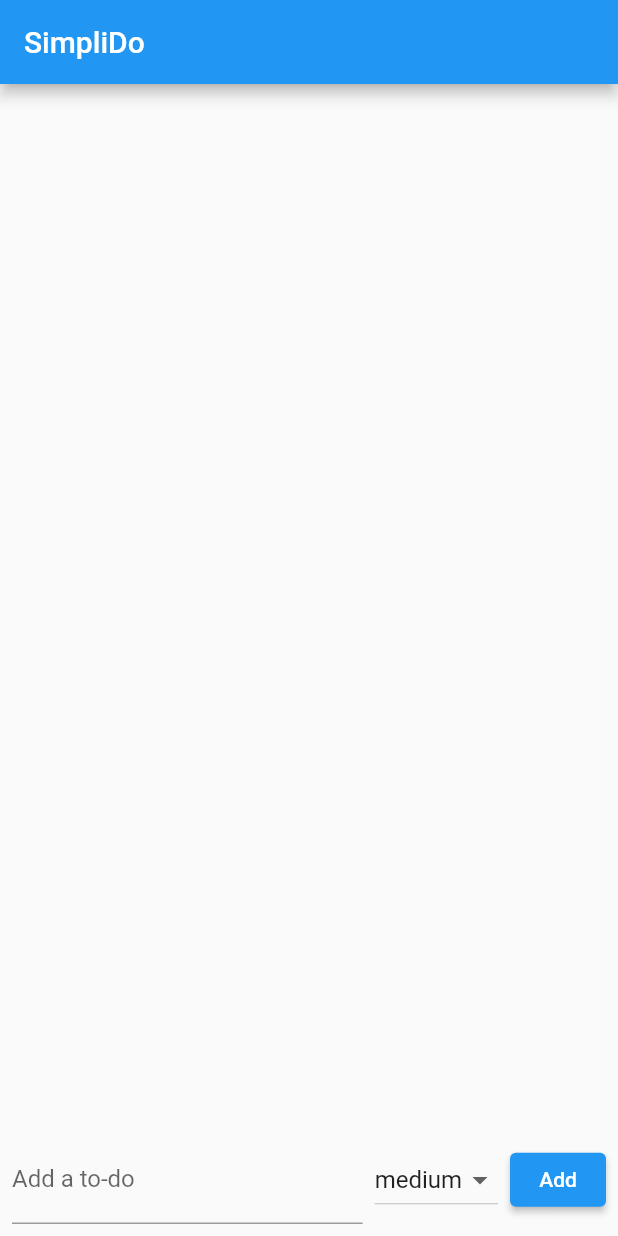
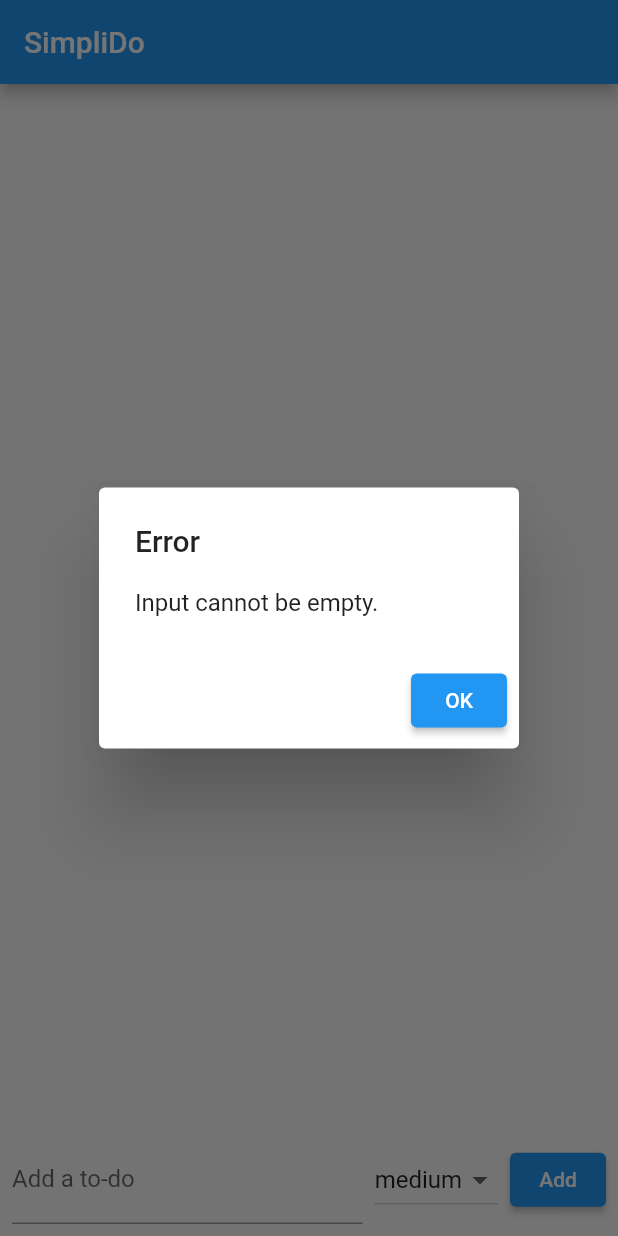
Before and after one commit to arion52/simplido, a Flutter app: the screen it shows after launch, after a tap on "Add", on a phone screen of 412 x 824 dp. Run offline on Flutter 3.47's test engine with Material 2 defaults, Android fonts, the phone set to English and light mode, and no system bars.

Commit message:
Added pop message

```diff
--- a/lib/main.dart
+++ b/lib/main.dart
@@ -42,9 +42,35 @@ class _TodoScreenState extends State<TodoScreen> {
   TextEditingController _todoController = TextEditingController();
   Priority _selectedPriority = Priority.medium;
 
+  void showErrorDialog(BuildContext context, String errorMessage) {
+    showDialog(
+      context: context,
+      builder: (BuildContext context) {
+        return AlertDialog(
+          title: Text('Error'),
+          content: Text(errorMessage),
+          actions: [
+            ElevatedButton(
+              child: Text('OK'),
+              onPressed: () {
+                Navigator.of(context).pop();
+              },
+            ),
+          ],
+        );
+      },
+    );
+  }
+
   void addTodo() {
     setState(() {
       String todoTitle = _todoController.text.trim();
+      if (todoTitle.isEmpty) {
+        showErrorDialog(context, 'Input cannot be empty.');
+        return;
+      }
+      ;
+
       if (todoTitle.isNotEmpty) {
         Todo newTodo = Todo(
           title: todoTitle,
```
